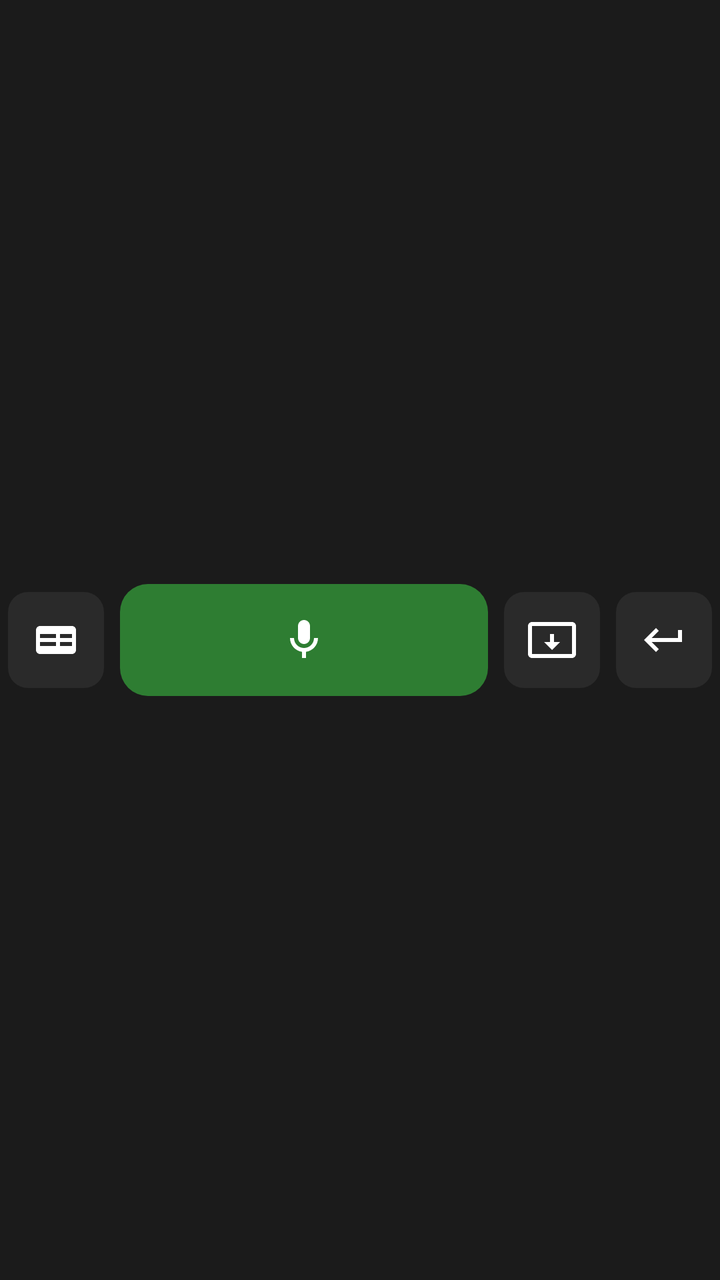
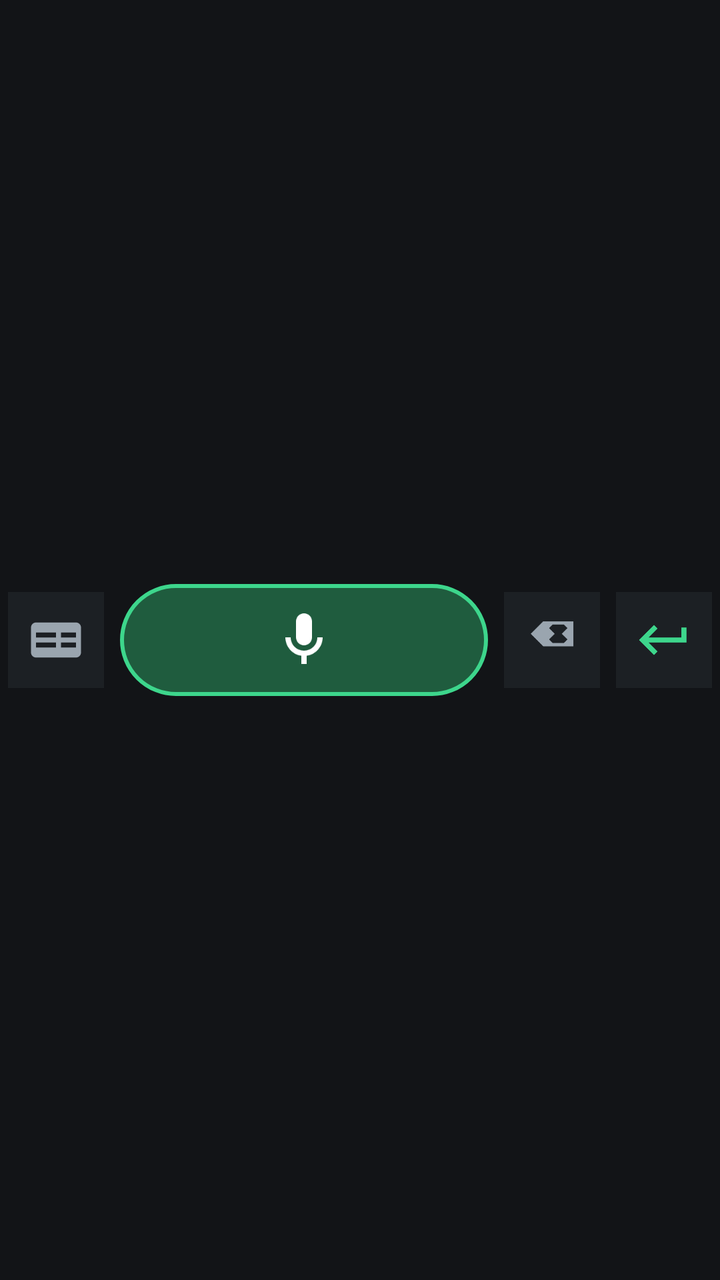

Screens rendered from an Android XML layout before and after an edit, with the pre-edit source and the edit as a unified diff.
<!-- AndroidManifest.xml: application theme TemaDictado -->
<!-- res/layout/vista_dictado.xml -->
<?xml version="1.0" encoding="utf-8"?>
<LinearLayout xmlns:android="http://schemas.android.com/apk/res/android"
    android:layout_width="match_parent"
    android:layout_height="wrap_content"
    android:gravity="center_vertical"
    android:orientation="horizontal">

    <ImageButton
        android:id="@+id/boton_teclado"
        style="@style/BotonTeclado"
        android:contentDescription="@string/accion_teclado"
        android:src="@drawable/ic_teclado" />

    <ImageButton
        android:id="@+id/boton_micro"
        android:layout_width="0dp"
        android:layout_height="56dp"
        android:layout_margin="4dp"
        android:layout_weight="1"
        android:background="@drawable/fondo_micro_listo"
        android:contentDescription="@string/accion_micro"
        android:scaleType="centerInside"
        android:src="@drawable/ic_micro" />

    <ImageButton
        android:id="@+id/boton_borrar"
        style="@style/BotonTeclado"
        android:contentDescription="@string/accion_borrar"
        android:src="@drawable/ic_borrar" />

    <ImageButton
        android:id="@+id/boton_enter"
        style="@style/BotonTeclado"
        android:contentDescription="@string/accion_enter"
        android:src="@drawable/ic_enter" />
</LinearLayout>
<!-- resources referenced by this layout -->
<resources>
  <!-- drawable fondo_micro_listo (drawable) -->
  <?xml version="1.0" encoding="utf-8"?>
  <shape xmlns:android="http://schemas.android.com/apk/res/android"
      android:shape="rectangle">
      <solid android:color="@color/micro_listo" />
      <corners android:radius="14dp" />
  </shape>
  <!-- drawable ic_borrar (drawable) -->
  <vector xmlns:android="http://schemas.android.com/apk/res/android"
      android:width="24dp"
      android:height="24dp"
      android:viewportWidth="24"
      android:viewportHeight="24">
      <path
          android:fillColor="@color/icono"
          android:pathData="M22,3h-20c-1.1,0 -2,0.9 -2,2v14c0,1.1 0.9,2 2,2h20c1.1,0 2,-0.9 2,-2V5c0,-1.1 -0.9,-2 -2,-2zM22,19H2V5h20v14zM12,17l4,-4h-3V9h-2v4H8l4,4z" />
  </vector>
  <!-- drawable ic_enter (drawable) -->
  <vector xmlns:android="http://schemas.android.com/apk/res/android"
      android:width="24dp"
      android:height="24dp"
      android:viewportWidth="24"
      android:viewportHeight="24">
      <path
          android:fillColor="@color/icono"
          android:pathData="M19,7v4H5.83l3.58,-3.59L8,6l-6,6 6,6 1.41,-1.41L5.83,13H21V7z" />
  </vector>
  <string name="accion_borrar">Borrar</string>
  <string name="accion_enter">Enter</string>
  <string name="accion_micro">Grabar dictado</string>
  <string name="accion_teclado">Cambiar de teclado</string>
  <style name="BotonTeclado">
          <item name="android:layout_width">48dp</item>
          <item name="android:layout_height">48dp</item>
          <item name="android:layout_margin">4dp</item>
          <item name="android:background">@drawable/fondo_boton</item>
          <item name="android:scaleType">centerInside</item>
          <item name="android:tint">@color/icono</item>
      </style>
  <style name="TemaDictado" parent="Theme.Material3.Dark.NoActionBar">
          <item name="android:windowBackground">@color/fondo_teclado</item>
      </style>
  <color name="micro_listo">#FF2E7D32</color>
  <color name="icono">#FFFFFFFF</color>
  <!-- drawable fondo_boton (drawable) -->
  <?xml version="1.0" encoding="utf-8"?>
  <shape xmlns:android="http://schemas.android.com/apk/res/android"
      android:shape="rectangle">
      <solid android:color="@color/fondo_boton" />
      <corners android:radius="10dp" />
  </shape>
  <color name="fondo_teclado">#FF1B1B1B</color>
  <color name="fondo_boton">#FF2A2A2A</color>
  <!-- unchanged entries left out for length: 2 -->
</resources>

<!-- the commit's change to res/layout/vista_dictado.xml (unified diff, before → after) -->
@@ -19,7 +19,8 @@
         android:layout_weight="1"
         android:background="@drawable/fondo_micro_listo"
         android:contentDescription="@string/accion_micro"
-        android:scaleType="centerInside"
+        android:padding="12dp"
+        android:scaleType="fitCenter"
         android:src="@drawable/ic_micro" />
 
     <ImageButton
@@ -32,5 +33,6 @@
         android:id="@+id/boton_enter"
         style="@style/BotonTeclado"
         android:contentDescription="@string/accion_enter"
-        android:src="@drawable/ic_enter" />
+        android:src="@drawable/ic_enter"
+        android:tint="@color/acento" />
 </LinearLayout>
<!-- resource entries referenced after the edit -->
@@ -1,11 +1,15 @@
 <!-- resources referenced by this layout -->
 <resources>
+  <color name="acento">#FF3DD68C</color>
   <!-- drawable fondo_micro_listo (drawable) -->
   <?xml version="1.0" encoding="utf-8"?>
   <shape xmlns:android="http://schemas.android.com/apk/res/android"
       android:shape="rectangle">
       <solid android:color="@color/micro_listo" />
-      <corners android:radius="14dp" />
+      <stroke
+          android:width="2dp"
+          android:color="@color/acento" />
+      <corners android:radius="999dp" />
   </shape>
   <!-- drawable ic_borrar (drawable) -->
   <vector xmlns:android="http://schemas.android.com/apk/res/android"
@@ -15,7 +19,8 @@
       android:viewportHeight="24">
       <path
           android:fillColor="@color/icono"
-          android:pathData="M22,3h-20c-1.1,0 -2,0.9 -2,2v14c0,1.1 0.9,2 2,2h20c1.1,0 2,-0.9 2,-2V5c0,-1.1 -0.9,-2 -2,-2zM22,19H2V5h20v14zM12,17l4,-4h-3V9h-2v4H8l4,4z" />
+          android:fillType="evenOdd"
+          android:pathData="M20.5,4.5 L8.5,4.5 L3.5,9.5 L8.5,14.5 L20.5,14.5 Z M12.24,5.82 L16.76,5.82 L18.18,7.24 L15.91,9.5 L18.18,11.76 L16.76,13.18 L12.24,13.18 L10.82,11.76 L13.09,9.5 L10.82,7.24 Z" />
   </vector>
   <!-- drawable ic_enter (drawable) -->
   <vector xmlns:android="http://schemas.android.com/apk/res/android"
@@ -23,8 +28,9 @@
       android:height="24dp"
       android:viewportWidth="24"
       android:viewportHeight="24">
+      
       <path
-          android:fillColor="@color/icono"
+          android:fillColor="@color/acento"
           android:pathData="M19,7v4H5.83l3.58,-3.59L8,6l-6,6 6,6 1.41,-1.41L5.83,13H21V7z" />
   </vector>
   <string name="accion_borrar">Borrar</string>
@@ -35,24 +41,50 @@
           <item name="android:layout_width">48dp</item>
           <item name="android:layout_height">48dp</item>
           <item name="android:layout_margin">4dp</item>
-          <item name="android:background">@drawable/fondo_boton</item>
-          <item name="android:scaleType">centerInside</item>
-          <item name="android:tint">@color/icono</item>
+          
+          <item name="android:background">@drawable/fondo_tecla_especial</item>
+          
+          <item name="android:padding">9dp</item>
+          <item name="android:scaleType">fitCenter</item>
+          <item name="android:tint">@color/texto_tecla_secundario</item>
       </style>
   <style name="TemaDictado" parent="Theme.Material3.Dark.NoActionBar">
           <item name="android:windowBackground">@color/fondo_teclado</item>
+          
+          <item name="colorPrimary">@color/acento</item>
+          <item name="colorOnPrimary">@color/fondo_teclado</item>
+          <item name="colorSecondary">@color/acento</item>
+          <item name="colorSurface">@color/superficie</item>
+          <item name="colorOnSurface">@color/texto_tecla</item>
+          <item name="colorOnSurfaceVariant">@color/texto_tecla_secundario</item>
+          <item name="android:colorAccent">@color/acento</item>
       </style>
-  <color name="micro_listo">#FF2E7D32</color>
+  <color name="micro_listo">#FF1F5C3E</color>
   <color name="icono">#FFFFFFFF</color>
-  <!-- drawable fondo_boton (drawable) -->
+  <!-- drawable fondo_tecla_especial (drawable) -->
+  <?xml version="1.0" encoding="utf-8"?>
+  <selector xmlns:android="http://schemas.android.com/apk/res/android">
+      <item android:state_pressed="true" android:drawable="@drawable/forma_especial_pulsada" />
+      <item android:drawable="@drawable/forma_especial_normal" />
+  </selector>
+  <color name="texto_tecla_secundario">#FF9AA5AF</color>
+  <color name="fondo_teclado">#FF121417</color>
+  <color name="superficie">#FF1A1D21</color>
+  <color name="texto_tecla">#FFE9EDF1</color>
+  <!-- drawable forma_especial_pulsada (drawable) -->
   <?xml version="1.0" encoding="utf-8"?>
   <shape xmlns:android="http://schemas.android.com/apk/res/android"
       android:shape="rectangle">
-      <solid android:color="@color/fondo_boton" />
-      <corners android:radius="10dp" />
+      <solid android:color="@color/fondo_especial_pulsado" />
   </shape>
-  <color name="fondo_teclado">#FF1B1B1B</color>
-  <color name="fondo_boton">#FF2A2A2A</color>
+  <!-- drawable forma_especial_normal (drawable) -->
+  <?xml version="1.0" encoding="utf-8"?>
+  <shape xmlns:android="http://schemas.android.com/apk/res/android"
+      android:shape="rectangle">
+      <solid android:color="@color/fondo_especial" />
+  </shape>
+  <color name="fondo_especial_pulsado">#FF2E353B</color>
+  <color name="fondo_especial">#FF1C2024</color>
   <!-- unchanged entries left out for length: 2 -->
 </resources>
 
